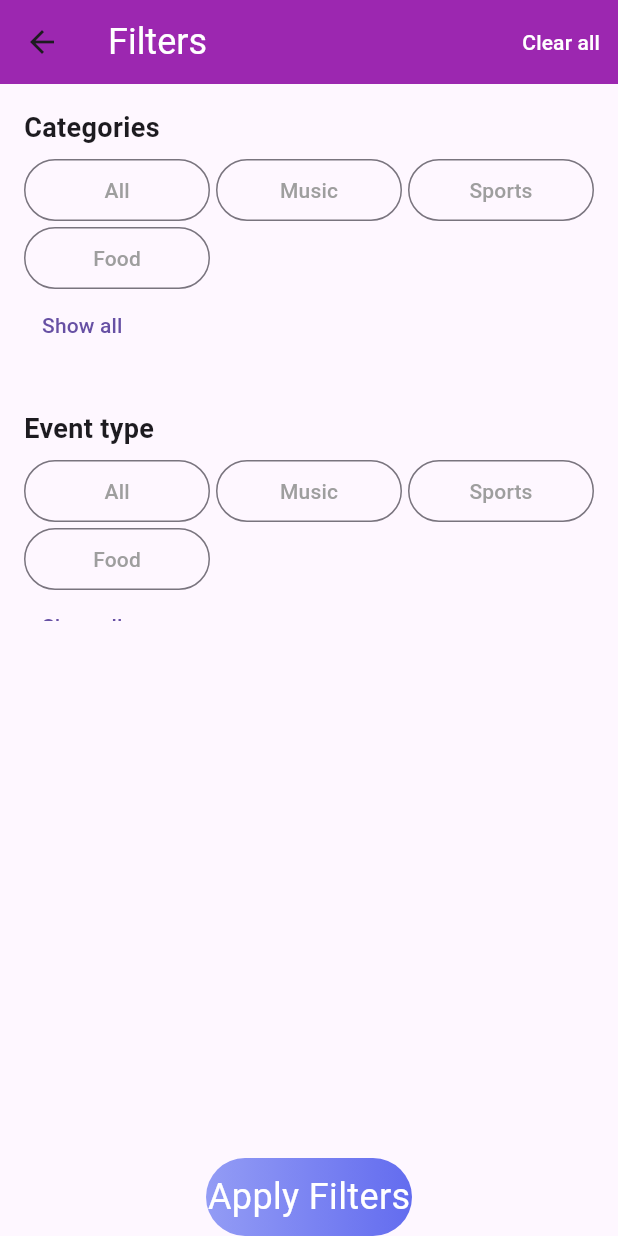
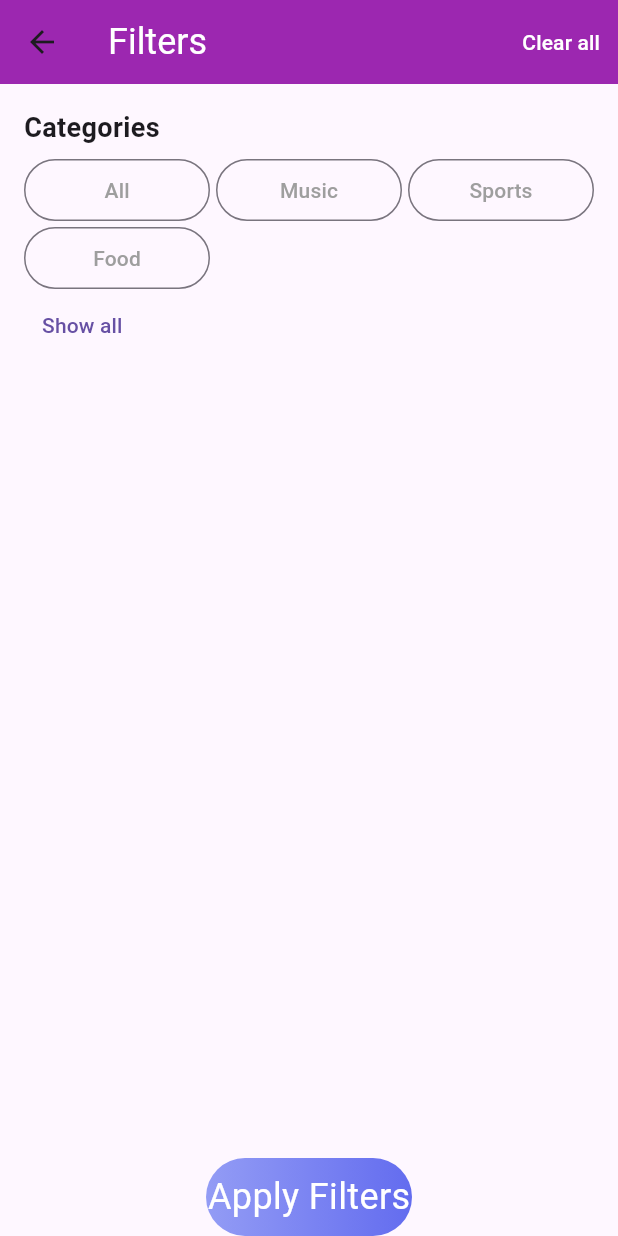
Before and after one commit to samikshk10/FlutterFinalProject, a Flutter app: the FiltersPage screen opened directly, on a phone screen of 412 x 824 dp. Run offline on Flutter 3.47's test engine with Material 3 defaults, Android fonts, the phone set to English and light mode, and no system bars; our stand-ins replace cloud_firestore, file_picker, firebase_auth, firebase_core, firebase_storage, geocoding and 6 more; missing offline and left inert: dart_date, ez_validator, open_street_map_search_and_pick, syncfusion_flutter_maps; accounts and stored records are empty.

```diff
--- a/lib/screens/customWidgets/filterGroupContainer.dart
+++ b/lib/screens/customWidgets/filterGroupContainer.dart
@@ -6,10 +6,10 @@ class FilterGroup extends StatefulWidget {
   final List<Category> filters;
 
   const FilterGroup({
-    super.key,
+    Key? key,
     required this.title,
     required this.filters,
-  });
+  }) : super(key: key);
 
   @override
   State<FilterGroup> createState() => _FilterGroupState();
@@ -18,6 +18,7 @@ class FilterGroup extends StatefulWidget {
 class _FilterGroupState extends State<FilterGroup> {
   late List<Category> visibleFilters;
   bool showAll = false;
+  List<String> addedFilters = []; // Initialize here
 
   @override
   void initState() {
@@ -39,8 +40,7 @@ class _FilterGroupState extends State<FilterGroup> {
       child: Column(
         crossAxisAlignment: CrossAxisAlignment.start,
         children: [
-          Text(widget.title,
-              style: TextStyle(fontSize: 18, fontWeight: FontWeight.bold)),
+          Text(widget.title, style: TextStyle(fontSize: 18, fontWeight: FontWeight.bold)),
           SizedBox(height: 8),
           GridView.builder(
             shrinkWrap: true,
@@ -53,7 +53,10 @@ class _FilterGroupState extends State<FilterGroup> {
             ),
             itemCount: visibleFilters.length,
             itemBuilder: (context, index) {
-              return FilterButton(filterName: visibleFilters[index]);
+              return FilterButton(
+                filterName: visibleFilters[index],
+                addedFilters: addedFilters, // Pass the list down
+              );
             },
           ),
           TextButton(
@@ -68,7 +71,8 @@ class _FilterGroupState extends State<FilterGroup> {
 
 class FilterButton extends StatefulWidget {
   final Category filterName;
-  const FilterButton({Key? key, required this.filterName}) : super(key: key);
+  final List<String> addedFilters; // Receive the list here
+  const FilterButton({Key? key, required this.filterName, required this.addedFilters}) : super(key: key);
 
   @override
   State<FilterButton> createState() => _FilterButtonState();
@@ -86,7 +90,13 @@ class _FilterButtonState extends State<FilterButton> {
   @override
   Widget build(BuildContext context) {
     return OutlinedButton(
-      onPressed: _toggleColor,
+      onPressed: () {
+        _toggleColor();
+        setState(() {
+          widget.addedFilters.add(widget.filterName.name);
+        });
+        print(widget.addedFilters); // Print here
+      },
       style: OutlinedButton.styleFrom(
           foregroundColor: _isClicked ? Colors.blue : Colors.grey),
       child: Text(widget.filterName.name),
--- a/lib/screens/explore/filtersPage.dart
+++ b/lib/screens/explore/filtersPage.dart
@@ -35,7 +35,7 @@ class _FiltersPageState extends State<FiltersPage> {
               child: ListView(
                 children: [
                   FilterGroup(title: 'Categories', filters: _categories),
-                  FilterGroup(title: 'Event type', filters: _categories),
+                  // FilterGroup(title: 'Event type', filters: _categories),
                 ],
               ),
             ),
```
Also changed, not shown: lib/model/eventModel.dart (+20 -0 lines), lib/screens/profile/favouritePage.dart (+32 -16 lines).
